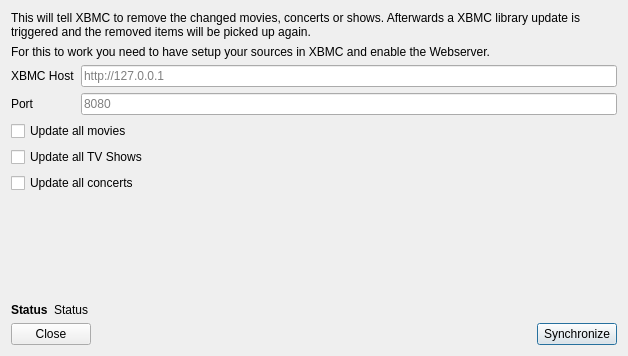
Before: the Qt Designer form xbmc/XbmcSync.ui in Komet/MediaElch, drawn with Qt 5.
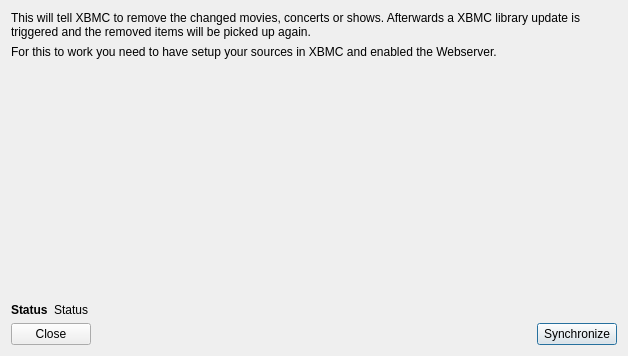
After: the same form once the commit is applied.

Commit message: Removed SQL interface and moved XBMC settings to Settings Dialog

The edit to the form file:
```diff
--- a/xbmc/XbmcSync.ui
+++ b/xbmc/XbmcSync.ui
@@ -33,66 +33,13 @@
    <item>
     <widget class="QLabel" name="label_5">
      <property name="text">
-      <string>For this to work you need to have setup your sources in XBMC and enable the Webserver.</string>
+      <string>For this to work you need to have setup your sources in XBMC and enabled the Webserver.</string>
      </property>
      <property name="wordWrap">
       <bool>true</bool>
      </property>
     </widget>
    </item>
-   <item>
-    <layout class="QGridLayout" name="gridLayout">
-     <item row="0" column="0">
-      <widget class="QLabel" name="label_2">
-       <property name="text">
-        <string>XBMC Host</string>
-       </property>
-      </widget>
-     </item>
-     <item row="1" column="0">
-      <widget class="QLabel" name="label_3">
-       <property name="text">
-        <string>Port</string>
-       </property>
-      </widget>
-     </item>
-     <item row="0" column="1">
-      <widget class="QLineEdit" name="host">
-       <property name="placeholderText">
-        <string>http://127.0.0.1</string>
-       </property>
-      </widget>
-     </item>
-     <item row="1" column="1">
-      <widget class="QLineEdit" name="port">
-       <property name="placeholderText">
-        <string>8080</string>
-       </property>
-      </widget>
-     </item>
-    </layout>
-   </item>
-   <item>
-    <widget class="QCheckBox" name="checkUpdateAllMovies">
-     <property name="text">
-      <string>Update all movies</string>
-     </property>
-    </widget>
-   </item>
-   <item>
-    <widget class="QCheckBox" name="checkUpdateAllShows">
-     <property name="text">
-      <string>Update all TV Shows</string>
-     </property>
-    </widget>
-   </item>
-   <item>
-    <widget class="QCheckBox" name="checkUpdateAllConcerts">
-     <property name="text">
-      <string>Update all concerts</string>
-     </property>
-    </widget>
-   </item>
    <item>
     <spacer name="verticalSpacer">
      <property name="orientation">
```
The commit also changes 15 other files.
